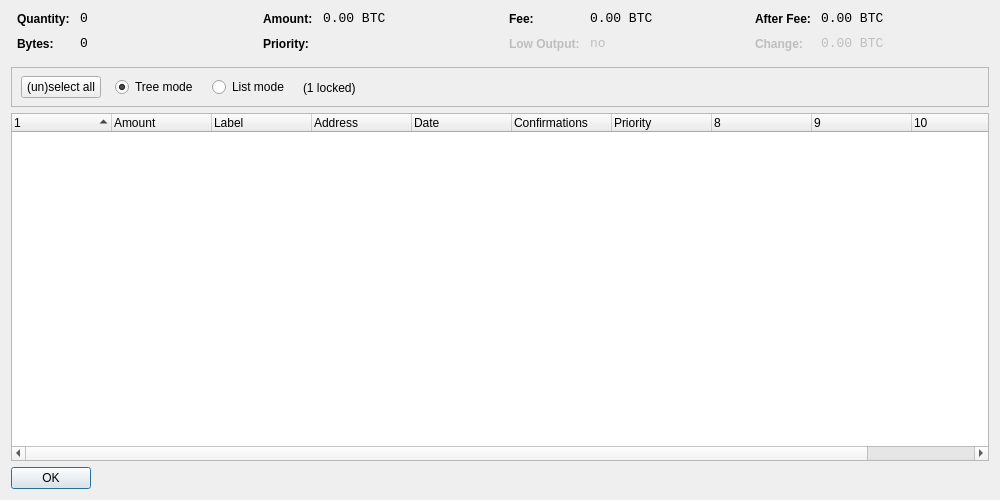
Qt form src/qt/forms/coincontroldialog.ui (ProsperCoin/prospercoin) before a commit.
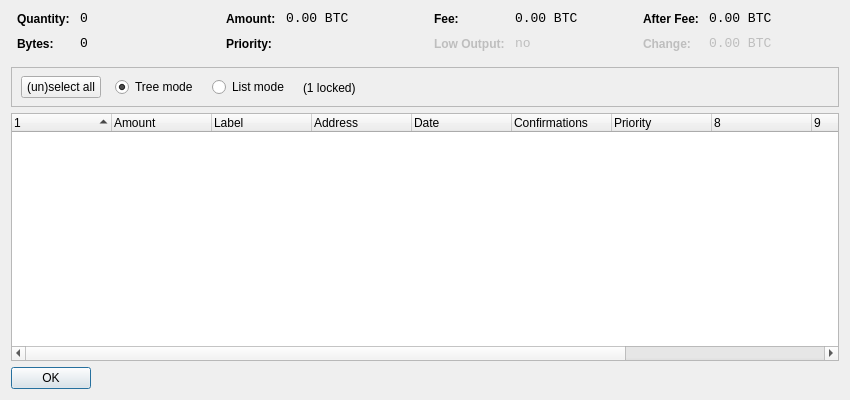
The same form after that commit. Custom widgets are drawn as their Qt base class.

Diff of the .ui file:
```diff
--- a/src/qt/forms/coincontroldialog.ui
+++ b/src/qt/forms/coincontroldialog.ui
@@ -6,8 +6,8 @@
    <rect>
     <x>0</x>
     <y>0</y>
-    <width>1000</width>
-    <height>500</height>
+    <width>850</width>
+    <height>400</height>
    </rect>
   </property>
   <property name="windowTitle">
```
